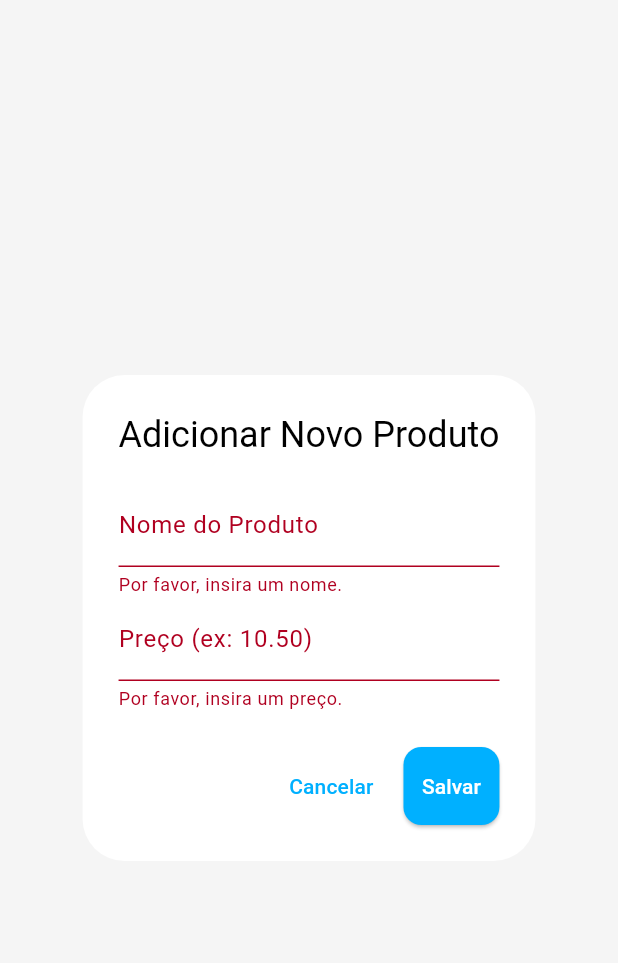
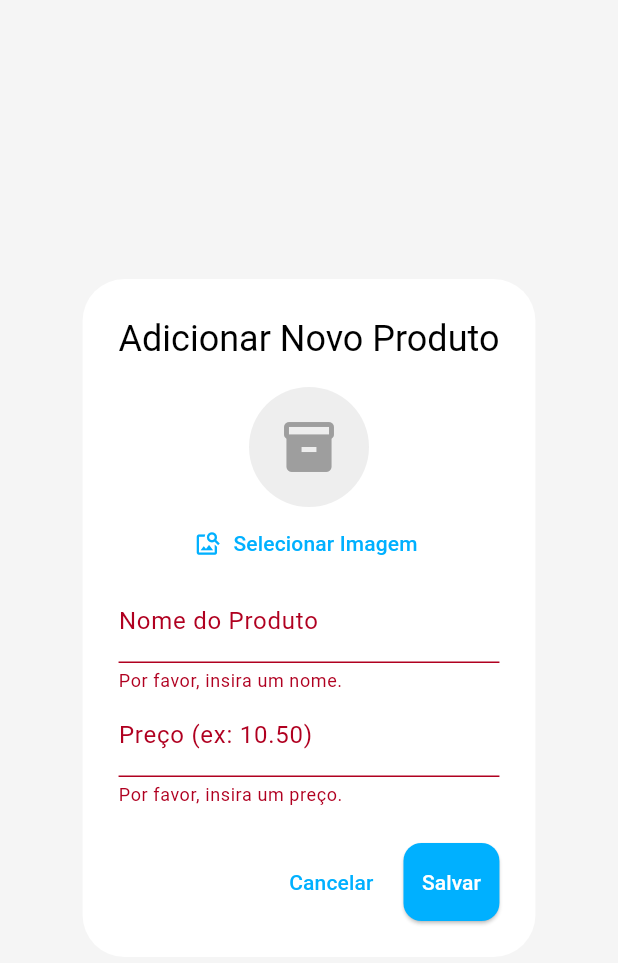
Before and after one commit to RodrigoCosta1983/storeconnect, a Flutter app: the _ProductDialog widget shown alone on an empty page, opened directly, after a tap on "Salvar", on a phone screen of 412 x 824 dp. Shown: the top 963 px of the screen. Run offline on Flutter 3.47's test engine with Material 3 defaults, Android fonts, the light colour scheme and no system bars; our stand-ins replace cloud_firestore, firebase_auth, firebase_core, firebase_storage, fl_chart, image_picker and 1 more; accounts and stored records are empty.

Commit message:
UPTD - insert image into product

```diff
--- a/lib/screens/dashboard/dashboard_screen.dart
+++ b/lib/screens/dashboard/dashboard_screen.dart
@@ -4,7 +4,6 @@ import 'package:cloud_firestore/cloud_firestore.dart';
 import 'package:firebase_auth/firebase_auth.dart';
 
 import '../../providers/cash_flow_provider.dart';
-import '../../providers/sales_provider.dart';
 import '../../widgets/monthly_sales_chart.dart';
 import '../../widgets/sales_chart.dart';
 import '../sales/sales_history_screen.dart';
--- a/lib/screens/management/manage_products_screen.dart
+++ b/lib/screens/management/manage_products_screen.dart
@@ -1,7 +1,12 @@
+import 'dart:io';
+import 'package:cloud_firestore/cloud_firestore.dart';
+import 'package:flutter/material.dart';
+
 import 'package:firebase_auth/firebase_auth.dart';
-import 'package:flutter/material.dart';
-import 'package:cloud_firestore/cloud_firestore.dart';
+import 'package:image_picker/image_picker.dart';
+import 'package:firebase_storage/firebase_storage.dart';
 
+// Diálogo para Adicionar/Editar Produto
 class _ProductDialog extends StatefulWidget {
   final DocumentSnapshot? product;
 
@@ -17,6 +22,9 @@ class _ProductDialogState extends State<_ProductDialog> {
   final _priceController = TextEditingController();
   var _isLoading = false;
 
+  File? _selectedImageFile;
+  String? _existingImageUrl;
+
   bool get _isEditing => widget.product != null;
 
   @override
@@ -26,7 +34,22 @@ class _ProductDialogState extends State<_ProductDialog> {
       final productData = widget.product!.data() as Map<String, dynamic>;
       _nameController.text = productData['name'];
       _priceController.text = productData['price'].toString();
+      if (productData.containsKey('imageUrl')) {
+        _existingImageUrl = productData['imageUrl'];
       }
+    }
+  }
+
+  Future<void> _pickImage() async {
+    final pickedImage = await ImagePicker().pickImage(
+      source: ImageSource.gallery,
+      imageQuality: 50,
+      maxWidth: 600,
+    );
+    if (pickedImage == null) return;
+    setState(() {
+      _selectedImageFile = File(pickedImage.path);
+    });
   }
 
   Future<void> _saveProduct() async {
@@ -35,37 +58,50 @@ class _ProductDialogState extends State<_ProductDialog> {
 
     final user = FirebaseAuth.instance.currentUser;
     if (user == null) {
-      // Idealmente, mostrar um erro ao usuário aqui
       setState(() => _isLoading = false);
       return;
     }
 
     final String name = _nameController.text;
     final double price = double.parse(_priceController.text);
+    String imageUrl = _existingImageUrl ?? '';
 
     try {
-      if (_isEditing) {
-        await FirebaseFirestore.instance
-            .collection('users').doc(user.uid)
-            .collection('products').doc(widget.product!.id)
-            .update({'name': name,  'name_lowercase': name.toLowerCase(), 'price': price});
-      } else {
-        await FirebaseFirestore.instance
-            .collection('users').doc(user.uid)
-            .collection('products').add({
+      if (_selectedImageFile != null) {
+        final ref = FirebaseStorage.instance
+            .ref()
+            .child('product_images')
+            .child(user.uid)
+            .child('${DateTime.now().toIso8601String()}.jpg');
+
+        await ref.putFile(_selectedImageFile!);
+        imageUrl = await ref.getDownloadURL();
+      }
+
+      final productData = {
         'name': name,
         'name_lowercase': name.toLowerCase(),
         'price': price,
-          'createdAt': Timestamp.now(),
-        });
+        'imageUrl': imageUrl,
+      };
+
+      if (_isEditing) {
+        await FirebaseFirestore.instance
+            .collection('users')
+            .doc(user.uid)
+            .collection('products')
+            .doc(widget.product!.id)
+            .update(productData);
+      } else {
+        productData['createdAt'] = Timestamp.now();
+        await FirebaseFirestore.instance
+            .collection('users')
+            .doc(user.uid)
+            .collection('products')
+            .add(productData);
       }
 
-      if (mounted) {
-        Navigator.of(context).pop();
-        ScaffoldMessenger.of(context).showSnackBar(
-          const SnackBar(content: Text('Produto salvo com sucesso!')),
-        );
-      }
+      if (mounted) Navigator.of(context).pop();
     } catch (error) {
       if (mounted) {
         ScaffoldMessenger.of(context).showSnackBar(
@@ -73,9 +109,7 @@ class _ProductDialogState extends State<_ProductDialog> {
         );
       }
     } finally {
-      if (mounted) {
-        setState(() => _isLoading = false);
-      }
+      if (mounted) setState(() => _isLoading = false);
     }
   }
 
@@ -92,39 +126,71 @@ class _ProductDialogState extends State<_ProductDialog> {
       title: Text(_isEditing ? 'Editar Produto' : 'Adicionar Novo Produto'),
       content: Form(
         key: _formKey,
+        child: SingleChildScrollView(
           child: Column(
             mainAxisSize: MainAxisSize.min,
             children: [
+              CircleAvatar(
+                radius: 40,
+                backgroundColor: Colors.grey.shade200,
+                backgroundImage: _selectedImageFile != null
+                    ? FileImage(_selectedImageFile!)
+                    : (_existingImageUrl != null &&
+                            _existingImageUrl!.isNotEmpty
+                        ? NetworkImage(_existingImageUrl!)
+                        : null) as ImageProvider?,
+                child: (_selectedImageFile == null &&
+                        (_existingImageUrl == null ||
+                            _existingImageUrl!.isEmpty))
+                    ? const Icon(Icons.inventory_2,
+                        size: 40, color: Colors.grey)
+                    : null,
+              ),
+              TextButton.icon(
+                icon: const Icon(Icons.image_search),
+                label:
+                    Text(_isEditing ? 'Alterar Imagem' : 'Selecionar Imagem'),
+                onPressed: _pickImage,
+              ),
               TextFormField(
                 controller: _nameController,
                 decoration: const InputDecoration(labelText: 'Nome do Produto'),
                 validator: (value) {
-                if (value == null || value.isEmpty) return 'Por favor, insira um nome.';
+                  if (value == null || value.isEmpty)
+                    return 'Por favor, insira um nome.';
                   return null;
                 },
               ),
               TextFormField(
                 controller: _priceController,
-              decoration: const InputDecoration(labelText: 'Preço (ex: 10.50)'),
-              keyboardType: const TextInputType.numberWithOptions(decimal: true),
+                decoration:
+                    const InputDecoration(labelText: 'Preço (ex: 10.50)'),
+                keyboardType:
+                    const TextInputType.numberWithOptions(decimal: true),
                 validator: (value) {
-                if (value == null || value.isEmpty) return 'Por favor, insira um preço.';
-                if (double.tryParse(value) == null) return 'Por favor, insira um número válido.';
+                  if (value == null || value.isEmpty)
+                    return 'Por favor, insira um preço.';
+                  if (double.tryParse(value) == null)
+                    return 'Por favor, insira um número válido.';
                   return null;
                 },
               ),
             ],
           ),
         ),
+      ),
       actions: [
         TextButton(
             onPressed: _isLoading ? null : () => Navigator.of(context).pop(),
-          child: const Text('Cancelar'),
-        ),
+            child: const Text('Cancelar')),
         ElevatedButton(
           onPressed: _isLoading ? null : _saveProduct,
           child: _isLoading
-              ? const SizedBox(height: 20, width: 20, child: CircularProgressIndicator(strokeWidth: 2, color: Colors.white))
+              ? const SizedBox(
+                  height: 20,
+                  width: 20,
+                  child: CircularProgressIndicator(
+                      strokeWidth: 2, color: Colors.white))
               : const Text('Salvar'),
         ),
       ],
@@ -167,26 +233,31 @@ class _ManageProductsScreenState extends State<ManageProductsScreen> {
     );
   }
 
-  void _deleteProduct(BuildContext context, String productId, String productName) {
+  void _deleteProduct(
+      BuildContext context, String productId, String productName) {
     final user = FirebaseAuth.instance.currentUser;
     if (user == null) return;
-
     showDialog(
       context: context,
       builder: (ctx) => AlertDialog(
         title: const Text('Confirmar Exclusão'),
-        content: Text('Você tem certeza que deseja excluir o produto "$productName"?'),
+        content: Text(
+            'Você tem certeza que deseja excluir o produto "$productName"?'),
         actions: [
-          TextButton(child: const Text('Cancelar'), onPressed: () => Navigator.of(ctx).pop()),
+          TextButton(
+              child: const Text('Cancelar'),
+              onPressed: () => Navigator.of(ctx).pop()),
           ElevatedButton(
-            style: ElevatedButton.styleFrom(backgroundColor: Theme.of(context).colorScheme.error),
+            style: ElevatedButton.styleFrom(
+                backgroundColor: Theme.of(context).colorScheme.error),
             child: const Text('Excluir'),
             onPressed: () {
-              // --- CORREÇÃO NA EXCLUSÃO ---
-              // Aponta para a subcoleção do usuário logado
               FirebaseFirestore.instance
-                  .collection('users').doc(user.uid)
-                  .collection('products').doc(productId).delete();
+                  .collection('users')
+                  .doc(user.uid)
+                  .collection('products')
+                  .doc(productId)
+                  .delete();
               Navigator.of(ctx).pop();
             },
           ),
@@ -199,20 +270,23 @@ class _ManageProductsScreenState extends State<ManageProductsScreen> {
   Widget build(BuildContext context) {
     final user = FirebaseAuth.instance.currentUser;
     if (user == null) {
-      return Scaffold(body: Center(child: Text('Erro: Nenhum usuário logado.')));
+      return Scaffold(
+          body: Center(child: Text('Erro: Nenhum usuário logado.')));
     }
 
     final isDarkMode = Theme.of(context).brightness == Brightness.dark;
 
     Query query = FirebaseFirestore.instance
-        .collection('users').doc(user.uid)
+        .collection('users')
+        .doc(user.uid)
         .collection('products');
 
     if (_searchQuery.isNotEmpty) {
       final searchQueryLower = _searchQuery.toLowerCase();
       query = query
           .where('name_lowercase', isGreaterThanOrEqualTo: searchQueryLower)
-          .where('name_lowercase', isLessThanOrEqualTo: '$searchQueryLower\uf8ff')
+          .where('name_lowercase',
+              isLessThanOrEqualTo: '$searchQueryLower\uf8ff')
           .orderBy('name_lowercase');
     } else {
       query = query.orderBy('createdAt', descending: true);
@@ -237,11 +311,9 @@ class _ManageProductsScreenState extends State<ManageProductsScreen> {
             child: Opacity(
               opacity: isDarkMode ? 0.4 : 0.15,
               child: Image.asset(
-                // --- CORREÇÃO DA IMAGEM ---
-                // O fundo escuro é para o modo escuro, o claro para o modo claro
                 isDarkMode
-                    ? 'assets/backgrounds/background_light.png'
-                    : 'assets/images/background_dark.jpg',
+                    ? 'assets/images/background_dark.jpg'
+                    : 'assets/images/background_light.jpg',
                 fit: BoxFit.cover,
               ),
             ),
@@ -262,7 +334,8 @@ class _ManageProductsScreenState extends State<ManageProductsScreen> {
                               onPressed: () => _searchController.clear(),
                             )
                           : null,
-                      border: OutlineInputBorder(borderRadius: BorderRadius.circular(12)),
+                      border: OutlineInputBorder(
+                          borderRadius: BorderRadius.circular(12)),
                       filled: true,
                       fillColor: Theme.of(context).cardColor.withOpacity(0.85),
                     ),
@@ -272,38 +345,68 @@ class _ManageProductsScreenState extends State<ManageProductsScreen> {
                   child: StreamBuilder<QuerySnapshot>(
                     stream: query.snapshots(),
                     builder: (ctx, productSnapshot) {
-                      if (productSnapshot.hasError) return const Center(child: Text('Ocorreu um erro!'));
-                      if (productSnapshot.connectionState == ConnectionState.waiting) {
+                      if (productSnapshot.hasError)
+                        return const Center(child: Text('Ocorreu um erro!'));
+                      if (productSnapshot.connectionState ==
+                          ConnectionState.waiting) {
                         return const Center(child: CircularProgressIndicator());
                       }
                       final productDocs = productSnapshot.data?.docs ?? [];
-                      if (productDocs.isEmpty) return const Center(child: Text('Nenhum produto encontrado.'));
+                      if (productDocs.isEmpty)
+                        return const Center(
+                            child: Text('Nenhum produto encontrado.'));
 
                       return ListView.builder(
                         padding: const EdgeInsets.only(top: 4),
                         itemCount: productDocs.length,
                         itemBuilder: (ctx, index) {
                           final productDocument = productDocs[index];
-                          final productData = productDocument.data() as Map<String, dynamic>;
-                          final price = productData.containsKey('price') ? productData['price'] as num : 0.0;
-                          final productName = productData['name'] ?? 'Nome indisponível';
+                          final productData =
+                              productDocument.data() as Map<String, dynamic>;
+                          final price = productData.containsKey('price')
+                              ? productData['price'] as num
+                              : 0.0;
+                          final productName =
+                              productData['name'] ?? 'Nome indisponível';
+                          final imageUrl = productData['imageUrl'] as String?;
 
                           return Card(
                             color: Theme.of(context).cardColor.withOpacity(0.9),
-                            margin: const EdgeInsets.symmetric(horizontal: 15, vertical: 4),
+                            margin: const EdgeInsets.symmetric(
+                                horizontal: 15, vertical: 4),
                             child: ListTile(
-                              title: Text(productName, style: const TextStyle(fontWeight: FontWeight.bold)),
+                              leading: CircleAvatar(
+                                radius: 30,
+                                backgroundColor: Colors.grey.shade300,
+                                backgroundImage:
+                                    (imageUrl != null && imageUrl.isNotEmpty)
+                                        ? NetworkImage(imageUrl)
+                                        : null,
+                                child: (imageUrl == null || imageUrl.isEmpty)
+                                    ? const Icon(Icons.ac_unit,
+                                        color: Colors.white70)
+                                    : null,
+                              ),
+                              title: Text(productName,
+                                  style: const TextStyle(
+                                      fontWeight: FontWeight.bold)),
                               subtitle: Text('R\$ ${price.toStringAsFixed(2)}'),
                               trailing: Row(
                                 mainAxisSize: MainAxisSize.min,
                                 children: [
                                   IconButton(
-                                    icon: Icon(Icons.edit, color: Theme.of(context).primaryColor),
-                                    onPressed: () => _showProductDialog(context, product: productDocument),
+                                    icon: Icon(Icons.edit,
+                                        color: Theme.of(context).primaryColor),
+                                    onPressed: () => _showProductDialog(context,
+                                        product: productDocument),
                                   ),
                                   IconButton(
-                                    icon: Icon(Icons.delete, color: Theme.of(context).colorScheme.error),
-                                    onPressed: () => _deleteProduct(context, productDocument.id, productName),
+                                    icon: Icon(Icons.delete,
+                                        color: Theme.of(context)
+                                            .colorScheme
+                                            .error),
+                                    onPressed: () => _deleteProduct(context,
+                                        productDocument.id, productName),
                                   ),
                                 ],
                               ),
--- a/pubspec.yaml
+++ b/pubspec.yaml
@@ -41,6 +41,8 @@ dependencies:
   cloud_firestore: ^5.6.11
   url_launcher: ^6.2.5
   package_info_plus: ^8.0.0
+  image_picker: ^1.1.2
+  firebase_storage: ^12.4.9
 
 dev_dependencies:
   flutter_test:
```
Also changed, not shown: lib/screens/sales/new_sale_screen.dart (+37 -9 lines), pubspec.lock, 5 other files. Lines whose indentation alone changed are shown as unchanged.
